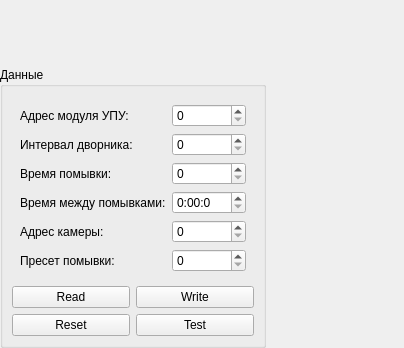
This is Qt/my_programm/RS485/RS485/src/mainbox/ui/mainbox.ui in RinatB2017/mega_GIT as Qt 5 draws it before an edit. The edited form follows.
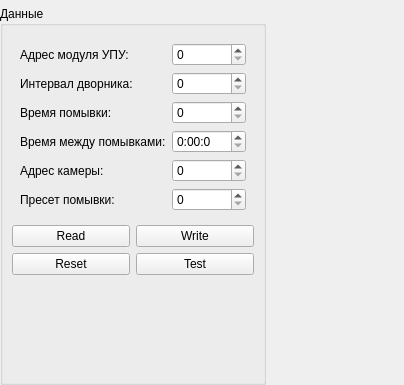
This is the edited form. Custom widgets are drawn as their Qt base class.

The edit to the form file:
```diff
--- a/Qt/my_programm/RS485/RS485/src/mainbox/ui/mainbox.ui
+++ b/Qt/my_programm/RS485/RS485/src/mainbox/ui/mainbox.ui
@@ -7,7 +7,7 @@
     <x>0</x>
     <y>0</y>
     <width>404</width>
-    <height>348</height>
+    <height>385</height>
    </rect>
   </property>
   <property name="windowTitle">
@@ -155,6 +155,19 @@
           </item>
          </layout>
         </item>
+        <item>
+         <spacer name="verticalSpacer">
+          <property name="orientation">
+           <enum>Qt::Vertical</enum>
+          </property>
+          <property name="sizeHint" stdset="0">
+           <size>
+            <width>20</width>
+            <height>40</height>
+           </size>
+          </property>
+         </spacer>
+        </item>
        </layout>
       </widget>
      </item>
```
